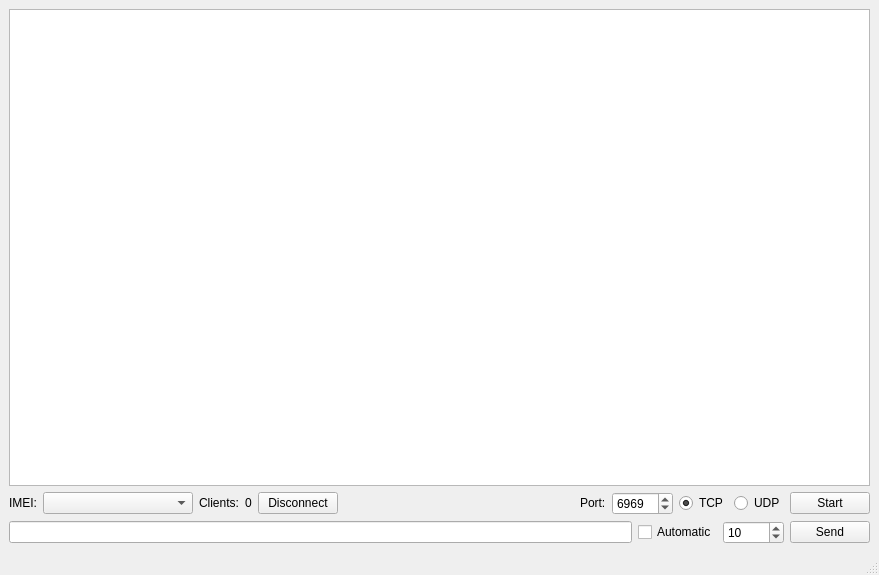
BabyZion/server_gain, file window.ui: the form before one commit.
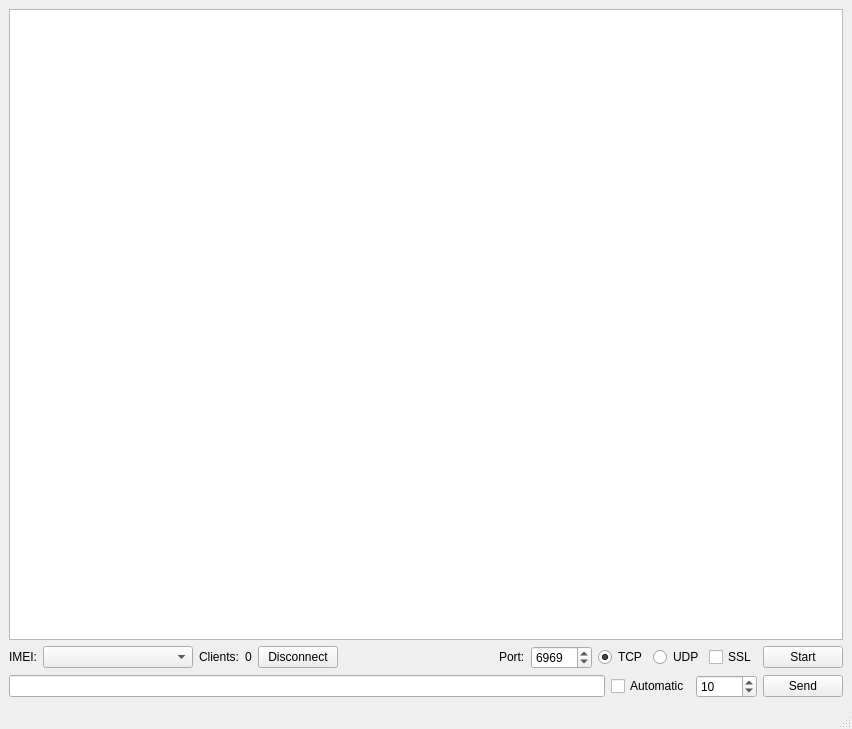
The form after the commit.

Commit message: Initial implementation of SSL over TCP.

What changed in the file:
```diff
--- a/window.ui
+++ b/window.ui
@@ -6,8 +6,8 @@
    <rect>
     <x>0</x>
     <y>0</y>
-    <width>879</width>
-    <height>575</height>
+    <width>852</width>
+    <height>729</height>
    </rect>
   </property>
   <property name="windowTitle">
@@ -134,7 +134,7 @@
         </property>
         <property name="sizeHint" stdset="0">
          <size>
-          <width>10</width>
+          <width>13</width>
           <height>20</height>
          </size>
         </property>
@@ -222,6 +222,13 @@
         </attribute>
        </widget>
       </item>
+      <item>
+       <widget class="QCheckBox" name="checkBoxSSL">
+        <property name="text">
+         <string>SSL</string>
+        </property>
+       </widget>
+      </item>
       <item>
        <widget class="QPushButton" name="pushButtonStart">
         <property name="maximumSize">
```
Left out of the diff: 2 changed lines with no effect on the pictures. The commit also changes 2 other files.
